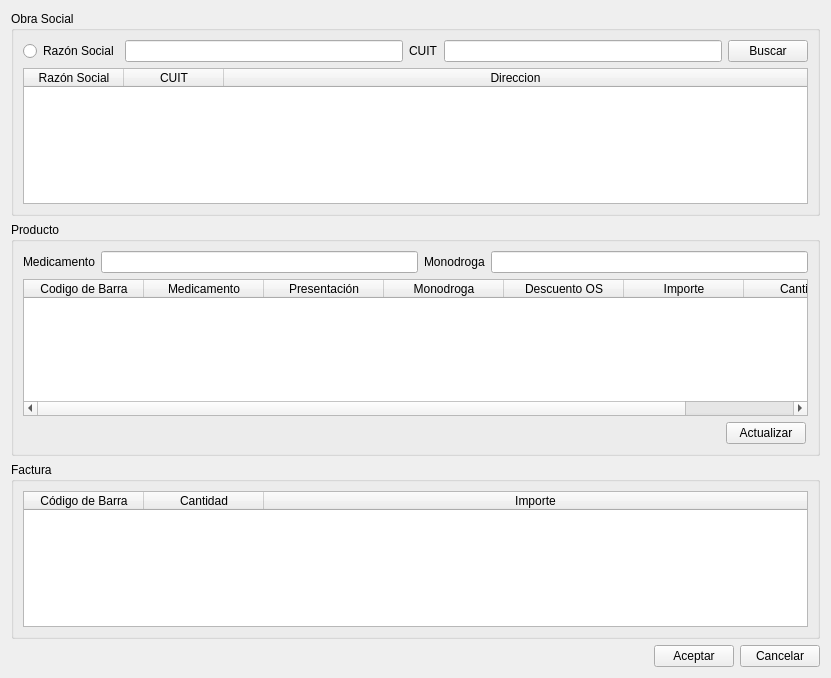
The window that ventanas/vtnVentaContado.ui (leaLuque/FarmaciaCrisol) describes before a commit, drawn with Qt 5.
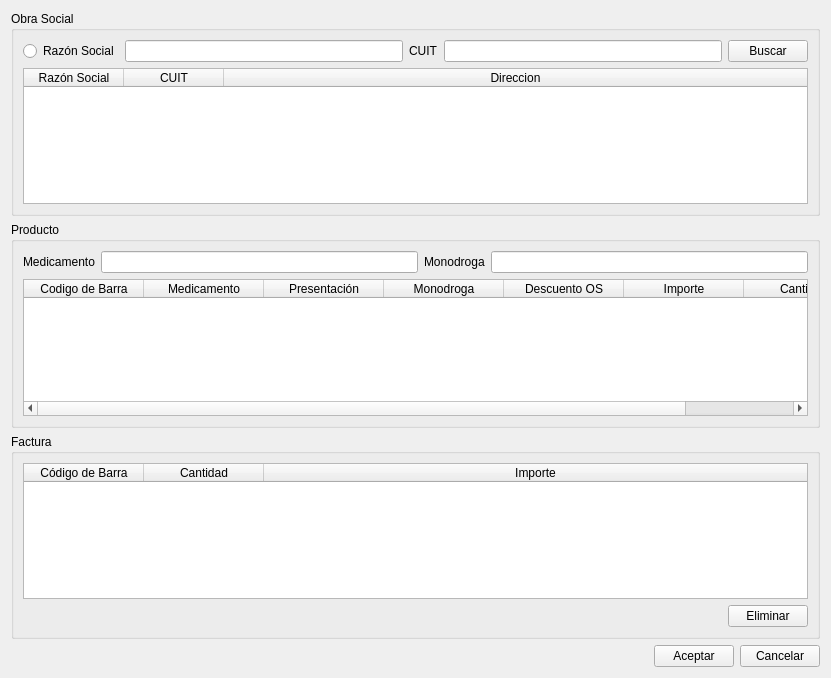
The same window after the commit.

Commit message: Reparaciones Venta

Patch:
```diff
--- a/ventanas/vtnVentaContado.ui
+++ b/ventanas/vtnVentaContado.ui
@@ -194,30 +194,6 @@
           </column>
          </widget>
         </item>
-        <item row="1" column="0">
-         <layout class="QHBoxLayout" name="horizontalLayout_4">
-          <item>
-           <spacer name="horizontalSpacer_3">
-            <property name="orientation">
-             <enum>Qt::Horizontal</enum>
-            </property>
-            <property name="sizeHint" stdset="0">
-             <size>
-              <width>40</width>
-              <height>20</height>
-             </size>
-            </property>
-           </spacer>
-          </item>
-          <item>
-           <widget class="QPushButton" name="btnActualizar">
-            <property name="text">
-             <string>Actualizar</string>
-            </property>
-           </widget>
-          </item>
-         </layout>
-        </item>
        </layout>
       </item>
      </layout>
@@ -280,6 +256,26 @@
           </column>
          </widget>
         </item>
+        <item row="1" column="0">
+         <spacer name="horizontalSpacer_2">
+          <property name="orientation">
+           <enum>Qt::Horizontal</enum>
+          </property>
+          <property name="sizeHint" stdset="0">
+           <size>
+            <width>40</width>
+            <height>20</height>
+           </size>
+          </property>
+         </spacer>
+        </item>
+        <item row="1" column="1">
+         <widget class="QPushButton" name="btnEliminar">
+          <property name="text">
+           <string>Eliminar</string>
+          </property>
+         </widget>
+        </item>
        </layout>
       </item>
      </layout>
```
The commit also changes 60 other files.
